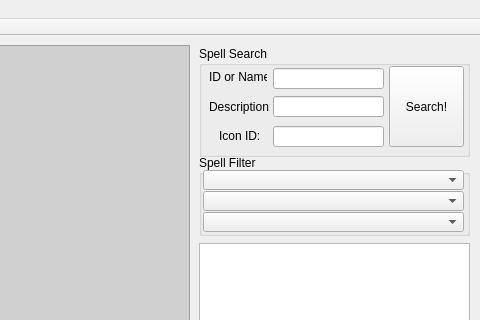
Old version of the form QSW/SpellWorkUI.ui in the repository sidsukana/QSpellWork; both pictures show x 400 to 880 and y 0 to 320 of the 880 by 590 pixel window.
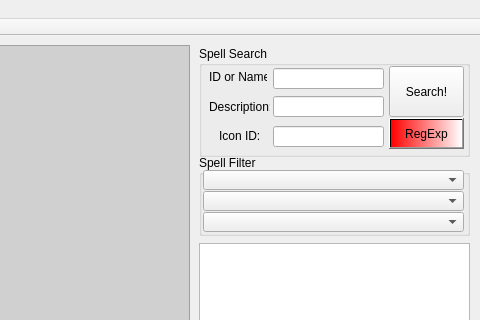
New version of the form. Icons and pictures are not drawn.

Commit message: [36] Регуляр $x, нумерация фильтров, режим RegExp on/off

Diff of the .ui file:
```diff
--- a/QSW/SpellWorkUI.ui
+++ b/QSW/SpellWorkUI.ui
@@ -207,7 +207,7 @@
        <x>190</x>
        <y>20</y>
        <width>75</width>
-       <height>81</height>
+       <height>51</height>
       </rect>
      </property>
      <property name="font">
@@ -247,6 +247,31 @@
       </rect>
      </property>
     </widget>
+    <widget class="QPushButton" name="regexpButton">
+     <property name="geometry">
+      <rect>
+       <x>190</x>
+       <y>72</y>
+       <width>75</width>
+       <height>31</height>
+      </rect>
+     </property>
+     <property name="focusPolicy">
+      <enum>Qt::StrongFocus</enum>
+     </property>
+     <property name="styleSheet">
+      <string notr="true">background-color: qlineargradient(spread:pad, x1:0, y1:0, x2:1, y2:0, stop:0 rgba(255, 0, 0, 255), stop:1 rgba(255, 255, 255, 255));</string>
+     </property>
+     <property name="text">
+      <string>RegExp</string>
+     </property>
+     <property name="checkable">
+      <bool>false</bool>
+     </property>
+     <property name="checked">
+      <bool>false</bool>
+     </property>
+    </widget>
    </widget>
    <widget class="QTableView" name="SpellList">
     <property name="geometry">
```
The commit also changes 2 other files.
